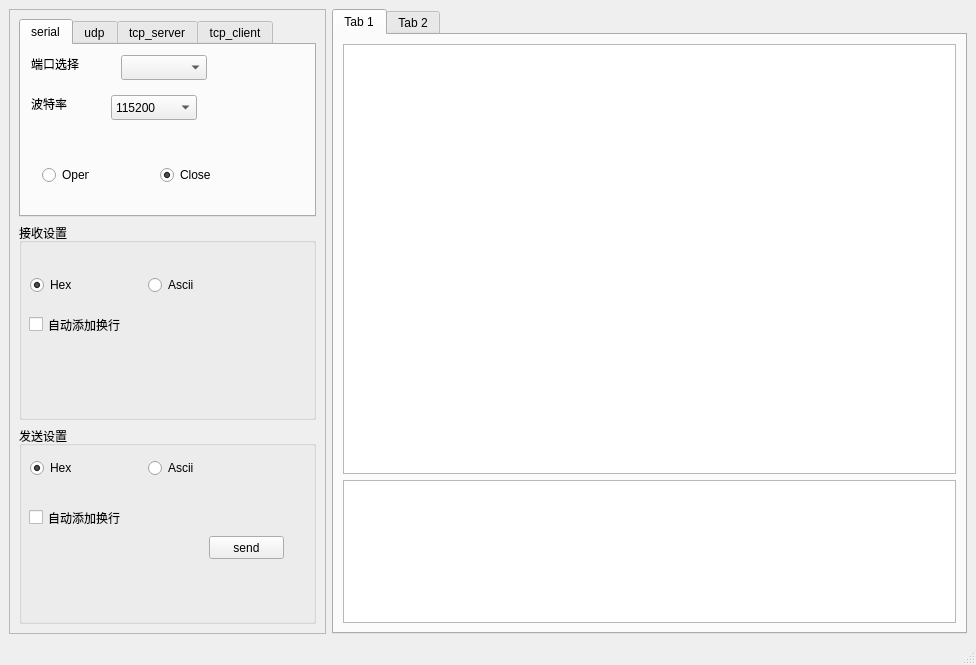
Qt form src/mainwindow.ui (kdurant/qt_tools) before a commit.
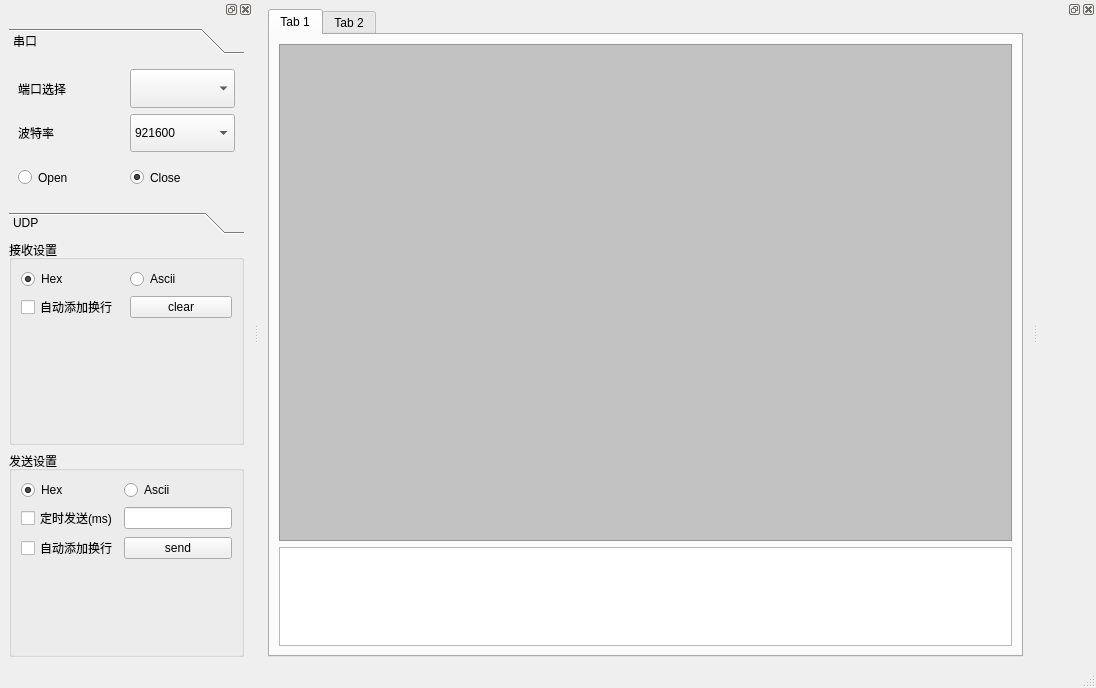
The same form after that commit.

The edit to the form file:
```diff
--- a/src/mainwindow.ui
+++ b/src/mainwindow.ui
@@ -6,81 +6,137 @@
    <rect>
     <x>0</x>
     <y>0</y>
-    <width>976</width>
-    <height>665</height>
+    <width>1096</width>
+    <height>688</height>
    </rect>
   </property>
   <property name="windowTitle">
    <string>MainWindow</string>
   </property>
   <widget class="QWidget" name="centralwidget">
-   <layout class="QHBoxLayout" name="horizontalLayout" stretch="1,2">
+   <layout class="QHBoxLayout" name="horizontalLayout" stretch="2">
     <item>
-     <widget class="QFrame" name="frame">
-      <property name="frameShape">
-       <enum>QFrame::StyledPanel</enum>
-      </property>
-      <property name="frameShadow">
-       <enum>QFrame::Raised</enum>
-      </property>
-      <layout class="QVBoxLayout" name="verticalLayout" stretch="1,1,1">
-       <item>
-        <widget class="QTabWidget" name="tabWidget_2">
+     <widget class="QTabWidget" name="tabWidget">
          <property name="currentIndex">
           <number>0</number>
          </property>
-         <widget class="QWidget" name="serial">
-          <property name="autoFillBackground">
-           <bool>false</bool>
+      <widget class="QWidget" name="tab">
+       <attribute name="title">
+        <string>Tab 1</string>
+       </attribute>
+       <layout class="QVBoxLayout" name="verticalLayout_2" stretch="5,1">
+        <item>
+         <widget class="QPlainTextEdit" name="pte_recvData">
+          <property name="styleSheet">
+           <string notr="true">font: 12pt &quot;Consolas&quot;;
+background-color: rgb(195, 194, 194);</string>
           </property>
+         </widget>
+        </item>
+        <item>
+         <widget class="QPlainTextEdit" name="pte_sendData"/>
+        </item>
+       </layout>
+      </widget>
+      <widget class="QWidget" name="test">
           <attribute name="title">
-           <string>serial</string>
-          </attribute>
-          <widget class="QComboBox" name="comb_serialPortSelect">
+        <string>Tab 2</string>
+       </attribute>
+      </widget>
+     </widget>
+    </item>
+   </layout>
+  </widget>
+  <widget class="QMenuBar" name="menubar">
            <property name="geometry">
             <rect>
-             <x>100</x>
-             <y>10</y>
-             <width>86</width>
-             <height>25</height>
+     <x>0</x>
+     <y>0</y>
+     <width>1096</width>
+     <height>23</height>
             </rect>
            </property>
           </widget>
+  <widget class="QStatusBar" name="statusbar"/>
+  <widget class="QDockWidget" name="dockWidget_right">
+   <attribute name="dockWidgetArea">
+    <number>2</number>
+   </attribute>
+   <widget class="QWidget" name="dockWidgetContents"/>
+  </widget>
+  <widget class="QDockWidget" name="dockWidget_left">
+   <attribute name="dockWidgetArea">
+    <number>1</number>
+   </attribute>
+   <widget class="QWidget" name="dockWidgetContents_2">
+    <layout class="QVBoxLayout" name="verticalLayout">
+     <item>
+      <widget class="QToolBox" name="toolBox">
+       <property name="currentIndex">
+        <number>0</number>
+       </property>
+       <widget class="QWidget" name="page_3">
+        <property name="geometry">
+         <rect>
+          <x>0</x>
+          <y>0</y>
+          <width>259</width>
+          <height>145</height>
+         </rect>
+        </property>
+        <attribute name="label">
+         <string>串口</string>
+        </attribute>
+        <layout class="QGridLayout" name="gridLayout">
+         <item row="0" column="0">
           <widget class="QLabel" name="label">
-           <property name="geometry">
-            <rect>
-             <x>10</x>
-             <y>10</y>
-             <width>67</width>
-             <height>17</height>
-            </rect>
+           <property name="sizePolicy">
+            <sizepolicy hsizetype="Preferred" vsizetype="Preferred">
+             <horstretch>0</horstretch>
+             <verstretch>0</verstretch>
+            </sizepolicy>
            </property>
            <property name="text">
             <string>端口选择</string>
            </property>
           </widget>
+         </item>
+         <item row="0" column="1">
+          <widget class="QComboBox" name="comb_serialPortSelect">
+           <property name="sizePolicy">
+            <sizepolicy hsizetype="Preferred" vsizetype="Preferred">
+             <horstretch>0</horstretch>
+             <verstretch>0</verstretch>
+            </sizepolicy>
+           </property>
+          </widget>
+         </item>
+         <item row="1" column="0">
           <widget class="QLabel" name="label_2">
-           <property name="geometry">
-            <rect>
-             <x>10</x>
-             <y>50</y>
-             <width>67</width>
-             <height>17</height>
-            </rect>
+           <property name="sizePolicy">
+            <sizepolicy hsizetype="Preferred" vsizetype="Preferred">
+             <horstretch>0</horstretch>
+             <verstretch>0</verstretch>
+            </sizepolicy>
            </property>
            <property name="text">
             <string>波特率</string>
            </property>
           </widget>
+         </item>
+         <item row="1" column="1">
           <widget class="QComboBox" name="comb_serialBaudrate">
-           <property name="geometry">
-            <rect>
-             <x>90</x>
-             <y>50</y>
-             <width>86</width>
-             <height>25</height>
-            </rect>
+           <property name="sizePolicy">
+            <sizepolicy hsizetype="Preferred" vsizetype="Preferred">
+             <horstretch>0</horstretch>
+             <verstretch>0</verstretch>
+            </sizepolicy>
            </property>
+           <item>
+            <property name="text">
+             <string>921600</string>
+            </property>
+           </item>
            <item>
             <property name="text">
              <string>115200</string>
@@ -92,30 +148,14 @@
             </property>
            </item>
           </widget>
-          <widget class="QRadioButton" name="rbt_serialClose">
-           <property name="geometry">
-            <rect>
-             <x>139</x>
-             <y>122</y>
-             <width>53</width>
-             <height>16</height>
-            </rect>
-           </property>
-           <property name="text">
-            <string>Close</string>
-           </property>
-           <property name="checked">
-            <bool>true</bool>
-           </property>
-          </widget>
+         </item>
+         <item row="2" column="0">
           <widget class="QRadioButton" name="rbt_serialOpen">
-           <property name="geometry">
-            <rect>
-             <x>21</x>
-             <y>122</y>
-             <width>47</width>
-             <height>16</height>
-            </rect>
+           <property name="sizePolicy">
+            <sizepolicy hsizetype="Minimum" vsizetype="Preferred">
+             <horstretch>0</horstretch>
+             <verstretch>0</verstretch>
+            </sizepolicy>
            </property>
            <property name="text">
             <string>Open</string>
@@ -124,51 +164,67 @@
             <bool>false</bool>
            </property>
           </widget>
-         </widget>
-         <widget class="QWidget" name="tab_3">
-          <attribute name="title">
-           <string>udp</string>
-          </attribute>
-         </widget>
-         <widget class="QWidget" name="dad">
-          <attribute name="title">
-           <string>tcp_server</string>
-          </attribute>
-         </widget>
-         <widget class="QWidget" name="tab_4">
-          <attribute name="title">
-           <string>tcp_client</string>
+         </item>
+         <item row="2" column="1">
+          <widget class="QRadioButton" name="rbt_serialClose">
+           <property name="sizePolicy">
+            <sizepolicy hsizetype="Minimum" vsizetype="Preferred">
+             <horstretch>0</horstretch>
+             <verstretch>0</verstretch>
+            </sizepolicy>
+           </property>
+           <property name="text">
+            <string>Close</string>
+           </property>
+           <property name="checked">
+            <bool>true</bool>
+           </property>
+          </widget>
+         </item>
+        </layout>
+       </widget>
+       <widget class="QWidget" name="page_4">
+        <property name="geometry">
+         <rect>
+          <x>0</x>
+          <y>0</y>
+          <width>259</width>
+          <height>145</height>
+         </rect>
+        </property>
+        <attribute name="label">
+         <string>UDP</string>
           </attribute>
          </widget>
         </widget>
        </item>
        <item>
         <widget class="QGroupBox" name="groupBox_2">
+       <property name="sizePolicy">
+        <sizepolicy hsizetype="Preferred" vsizetype="Minimum">
+         <horstretch>0</horstretch>
+         <verstretch>0</verstretch>
+        </sizepolicy>
+       </property>
          <property name="title">
           <string>接收设置</string>
          </property>
-         <widget class="QCheckBox" name="checkBox_2">
-          <property name="geometry">
-           <rect>
-            <x>10</x>
-            <y>90</y>
-            <width>141</width>
-            <height>23</height>
-           </rect>
+       <layout class="QGridLayout" name="gridLayout_2">
+        <item row="4" column="0">
+         <spacer name="verticalSpacer_2">
+          <property name="orientation">
+           <enum>Qt::Vertical</enum>
           </property>
-          <property name="text">
-           <string>自动添加换行</string>
+          <property name="sizeHint" stdset="0">
+           <size>
+            <width>20</width>
+            <height>40</height>
+           </size>
           </property>
-         </widget>
+         </spacer>
+        </item>
+        <item row="0" column="0">
          <widget class="QRadioButton" name="rbt_recvHexFormat">
-          <property name="geometry">
-           <rect>
-            <x>11</x>
-            <y>54</y>
-            <width>41</width>
-            <height>16</height>
-           </rect>
-          </property>
           <property name="text">
            <string>Hex</string>
           </property>
@@ -176,124 +232,110 @@
            <bool>true</bool>
           </property>
          </widget>
+        </item>
+        <item row="0" column="1">
          <widget class="QRadioButton" name="rbt_recvAsciiFormat">
-          <property name="geometry">
-           <rect>
-            <x>129</x>
-            <y>54</y>
-            <width>53</width>
-            <height>16</height>
-           </rect>
-          </property>
           <property name="text">
            <string>Ascii</string>
           </property>
          </widget>
+        </item>
+        <item row="2" column="0">
+         <widget class="QCheckBox" name="checkBox_2">
+          <property name="text">
+           <string>自动添加换行</string>
+          </property>
+         </widget>
+        </item>
+        <item row="2" column="1">
+         <widget class="QPushButton" name="btn_recvBufferClear">
+          <property name="text">
+           <string>clear</string>
+          </property>
+         </widget>
+        </item>
+       </layout>
         </widget>
        </item>
        <item>
         <widget class="QGroupBox" name="groupBox">
+       <property name="sizePolicy">
+        <sizepolicy hsizetype="Preferred" vsizetype="Minimum">
+         <horstretch>0</horstretch>
+         <verstretch>0</verstretch>
+        </sizepolicy>
+       </property>
          <property name="title">
           <string>发送设置</string>
          </property>
+       <layout class="QGridLayout" name="gridLayout_3">
+        <item row="3" column="0">
+         <spacer name="verticalSpacer">
+          <property name="orientation">
+           <enum>Qt::Vertical</enum>
+          </property>
+          <property name="sizeHint" stdset="0">
+           <size>
+            <width>20</width>
+            <height>40</height>
+           </size>
+          </property>
+         </spacer>
+        </item>
+        <item row="0" column="0">
+         <widget class="QRadioButton" name="rbt_sendHexFormat">
+          <property name="text">
+           <string>Hex</string>
+          </property>
+          <property name="checked">
+           <bool>true</bool>
+          </property>
+         </widget>
+        </item>
+        <item row="2" column="0">
          <widget class="QCheckBox" name="checkBox">
-          <property name="geometry">
-           <rect>
-            <x>10</x>
-            <y>80</y>
-            <width>141</width>
-            <height>23</height>
-           </rect>
-          </property>
           <property name="text">
            <string>自动添加换行</string>
           </property>
          </widget>
+        </item>
+        <item row="0" column="1">
+         <widget class="QRadioButton" name="rbt_sendAsciiFormat">
+          <property name="text">
+           <string>Ascii</string>
+          </property>
+         </widget>
+        </item>
+        <item row="2" column="1">
          <widget class="QPushButton" name="bt_serialSend">
-          <property name="geometry">
-           <rect>
-            <x>190</x>
-            <y>110</y>
-            <width>75</width>
-            <height>23</height>
-           </rect>
-          </property>
           <property name="text">
            <string>send</string>
           </property>
          </widget>
-         <widget class="QRadioButton" name="rbt_sendAsciiFormat">
-          <property name="geometry">
-           <rect>
-            <x>129</x>
-            <y>34</y>
-            <width>53</width>
-            <height>16</height>
-           </rect>
-          </property>
+        </item>
+        <item row="1" column="0">
+         <widget class="QCheckBox" name="checkBox_3">
           <property name="text">
-           <string>Ascii</string>
+           <string>定时发送(ms)</string>
           </property>
          </widget>
-         <widget class="QRadioButton" name="rbt_sendHexFormat">
-          <property name="geometry">
-           <rect>
-            <x>11</x>
-            <y>34</y>
-            <width>41</width>
-            <height>16</height>
-           </rect>
+        </item>
+        <item row="1" column="1">
+         <widget class="QLineEdit" name="lineEdit">
+          <property name="sizePolicy">
+           <sizepolicy hsizetype="Preferred" vsizetype="Fixed">
+            <horstretch>0</horstretch>
+            <verstretch>0</verstretch>
+           </sizepolicy>
           </property>
-          <property name="text">
-           <string>Hex</string>
-          </property>
-          <property name="checked">
-           <bool>true</bool>
-          </property>
          </widget>
-        </widget>
        </item>
       </layout>
      </widget>
     </item>
-    <item>
-     <widget class="QTabWidget" name="tabWidget">
-      <property name="currentIndex">
-       <number>0</number>
-      </property>
-      <widget class="QWidget" name="tab">
-       <attribute name="title">
-        <string>Tab 1</string>
-       </attribute>
-       <layout class="QVBoxLayout" name="verticalLayout_2" stretch="3,1">
-        <item>
-         <widget class="QPlainTextEdit" name="pte_recvData"/>
-        </item>
-        <item>
-         <widget class="QPlainTextEdit" name="pte_sendData"/>
-        </item>
-       </layout>
-      </widget>
-      <widget class="QWidget" name="test">
-       <attribute name="title">
-        <string>Tab 2</string>
-       </attribute>
-      </widget>
-     </widget>
-    </item>
-   </layout>
-  </widget>
-  <widget class="QMenuBar" name="menubar">
-   <property name="geometry">
-    <rect>
-     <x>0</x>
-     <y>0</y>
-     <width>976</width>
-     <height>23</height>
-    </rect>
-   </property>
-  </widget>
-  <widget class="QStatusBar" name="statusbar"/>
+    </layout>
+   </widget>
+  </widget>
  </widget>
  <resources/>
  <connections/>
```
Lines whose indentation alone changed are shown as unchanged.
